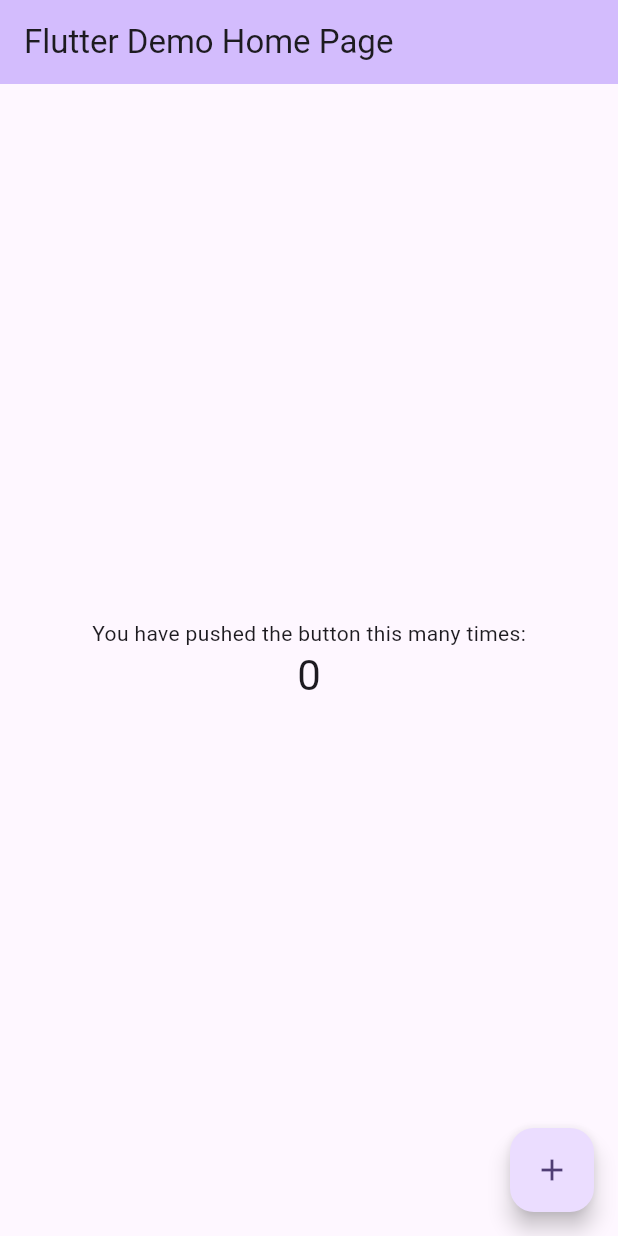
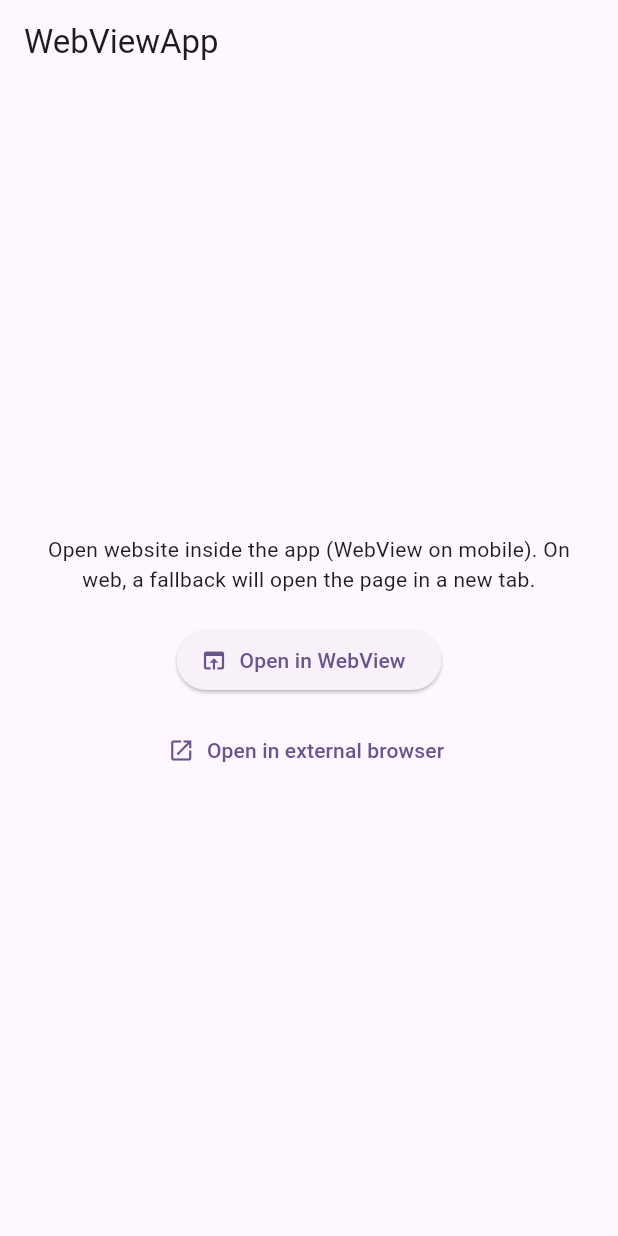
Before and after one commit to jeetendra-soni/webview_app, a Flutter app: the screen it shows after launch, on a phone screen of 412 x 824 dp. Run offline on Flutter 3.47's test engine with Material 3 defaults, Android fonts, the phone set to English and light mode, and no system bars; our stand-ins replace webview_flutter.

Commit message:
initial setups.

```diff
--- /dev/null
+++ b/lib/core/const/app_strings.dart
@@ -0,0 +1,6 @@
+class AppString{
+
+  static const appName = "WebViewApp";
+  static const appUrl = "https://www.youtube.com";
+
+}
--- a/lib/main.dart
+++ b/lib/main.dart
@@ -1,4 +1,5 @@
 import 'package:flutter/material.dart';
+import 'package:webview_app/screens/webview_screen.dart';
 
 void main() {
   runApp(const MyApp());
@@ -11,112 +12,12 @@ class MyApp extends StatelessWidget {
   @override
   Widget build(BuildContext context) {
     return MaterialApp(
+      debugShowCheckedModeBanner: false,
       title: 'Flutter Demo',
       theme: ThemeData(
-        // This is the theme of your application.
-        //
-        // TRY THIS: Try running your application with "flutter run". You'll see
-        // the application has a purple toolbar. Then, without quitting the app,
-        // try changing the seedColor in the colorScheme below to Colors.green
-        // and then invoke "hot reload" (save your changes or press the "hot
-        // reload" button in a Flutter-supported IDE, or press "r" if you used
-        // the command line to start the app).
-        //
-        // Notice that the counter didn't reset back to zero; the application
-        // state is not lost during the reload. To reset the state, use hot
-        // restart instead.
-        //
-        // This works for code too, not just values: Most code changes can be
-        // tested with just a hot reload.
         colorScheme: ColorScheme.fromSeed(seedColor: Colors.deepPurple),
       ),
-      home: const MyHomePage(title: 'Flutter Demo Home Page'),
+      home: const WebviewScreen(),
     );
   }
 }
-
-class MyHomePage extends StatefulWidget {
-  const MyHomePage({super.key, required this.title});
-
-  // This widget is the home page of your application. It is stateful, meaning
-  // that it has a State object (defined below) that contains fields that affect
-  // how it looks.
-
-  // This class is the configuration for the state. It holds the values (in this
-  // case the title) provided by the parent (in this case the App widget) and
-  // used by the build method of the State. Fields in a Widget subclass are
-  // always marked "final".
-
-  final String title;
-
-  @override
-  State<MyHomePage> createState() => _MyHomePageState();
-}
-
-class _MyHomePageState extends State<MyHomePage> {
-  int _counter = 0;
-
-  void _incrementCounter() {
-    setState(() {
-      // This call to setState tells the Flutter framework that something has
-      // changed in this State, which causes it to rerun the build method below
-      // so that the display can reflect the updated values. If we changed
-      // _counter without calling setState(), then the build method would not be
-      // called again, and so nothing would appear to happen.
-      _counter++;
-    });
-  }
-
-  @override
-  Widget build(BuildContext context) {
-    // This method is rerun every time setState is called, for instance as done
-    // by the _incrementCounter method above.
-    //
-    // The Flutter framework has been optimized to make rerunning build methods
-    // fast, so that you can just rebuild anything that needs updating rather
-    // than having to individually change instances of widgets.
-    return Scaffold(
-      appBar: AppBar(
-        // TRY THIS: Try changing the color here to a specific color (to
-        // Colors.amber, perhaps?) and trigger a hot reload to see the AppBar
-        // change color while the other colors stay the same.
-        backgroundColor: Theme.of(context).colorScheme.inversePrimary,
-        // Here we take the value from the MyHomePage object that was created by
-        // the App.build method, and use it to set our appbar title.
-        title: Text(widget.title),
-      ),
-      body: Center(
-        // Center is a layout widget. It takes a single child and positions it
-        // in the middle of the parent.
-        child: Column(
-          // Column is also a layout widget. It takes a list of children and
-          // arranges them vertically. By default, it sizes itself to fit its
-          // children horizontally, and tries to be as tall as its parent.
-          //
-          // Column has various properties to control how it sizes itself and
-          // how it positions its children. Here we use mainAxisAlignment to
-          // center the children vertically; the main axis here is the vertical
-          // axis because Columns are vertical (the cross axis would be
-          // horizontal).
-          //
-          // TRY THIS: Invoke "debug painting" (choose the "Toggle Debug Paint"
-          // action in the IDE, or press "p" in the console), to see the
-          // wireframe for each widget.
-          mainAxisAlignment: MainAxisAlignment.center,
-          children: <Widget>[
-            const Text('You have pushed the button this many times:'),
-            Text(
-              '$_counter',
-              style: Theme.of(context).textTheme.headlineMedium,
-            ),
-          ],
-        ),
-      ),
-      floatingActionButton: FloatingActionButton(
-        onPressed: _incrementCounter,
-        tooltip: 'Increment',
-        child: const Icon(Icons.add),
-      ), // This trailing comma makes auto-formatting nicer for build methods.
-    );
-  }
-}
--- /dev/null
+++ b/lib/screens/webview_screen.dart
@@ -0,0 +1,61 @@
+import 'dart:io';
+
+import 'package:flutter/foundation.dart' show kIsWeb;
+import 'package:flutter/material.dart';
+import 'package:url_launcher/url_launcher.dart';
+import 'package:webview_app/core/const/app_strings.dart';
+import 'package:webview_app/screens/webview_page.dart';
+import 'package:webview_flutter/webview_flutter.dart';
+
+class WebviewScreen extends StatelessWidget {
+  const WebviewScreen({super.key});
+
+  @override
+  Widget build(BuildContext context) {
+    return Scaffold(
+      appBar: AppBar(title: const Text(AppString.appName)),
+      body: Center(
+        child: Padding(
+          padding: const EdgeInsets.all(20.0),
+          child: Column(
+            mainAxisSize: MainAxisSize.min,
+            children: [
+              const Text('Open website inside the app (WebView on mobile). On web, a fallback will open the page in a new tab.', textAlign: TextAlign.center),
+              const SizedBox(height: 20),
+              ElevatedButton.icon(
+                icon: const Icon(Icons.open_in_browser),
+                label: const Text('Open in WebView'),
+                onPressed: () {
+                  if (kIsWeb) {
+                    // On web, open in new tab as embedded WebView isn't supported the same way
+                    _openInNewTab(AppString.appUrl);
+                  } else {
+                    Navigator.of(context).push(MaterialPageRoute(builder: (_) => WebviewPage(url: AppString.appUrl)));
+                  }
+                },
+              ),
+              const SizedBox(height: 12),
+              TextButton.icon(icon: const Icon(Icons.open_in_new), label: const Text('Open in external browser'), onPressed: () => _launchExternal(AppString.appUrl)),
+            ],
+          ),
+        ),
+      ),
+    );
+  }
+
+  void _openInNewTab(String url) async {
+    final uri = Uri.parse(url);
+    if (!await launchUrl(uri, webOnlyWindowName: '_blank')) {
+      // ignore: avoid_print
+      print('Could not launch \$url');
+    }
+  }
+
+  void _launchExternal(String url) async {
+    final uri = Uri.parse(url);
+    if (!await launchUrl(uri, mode: LaunchMode.externalApplication)) {
+      // ignore: avoid_print
+      print('Could not launch external browser for \$url');
+    }
+  }
+}
```
Also changed, not shown: lib/core/services/url_launcher.dart (added, +15 -0 lines), lib/screens/splash_screen.dart (added, +9 -0 lines), lib/screens/webview_page.dart (added, +153 -0 lines), pubspec.yaml (+16 -3 lines), assets/icons/logo.png (added), pubspec.lock, 13 other files.
